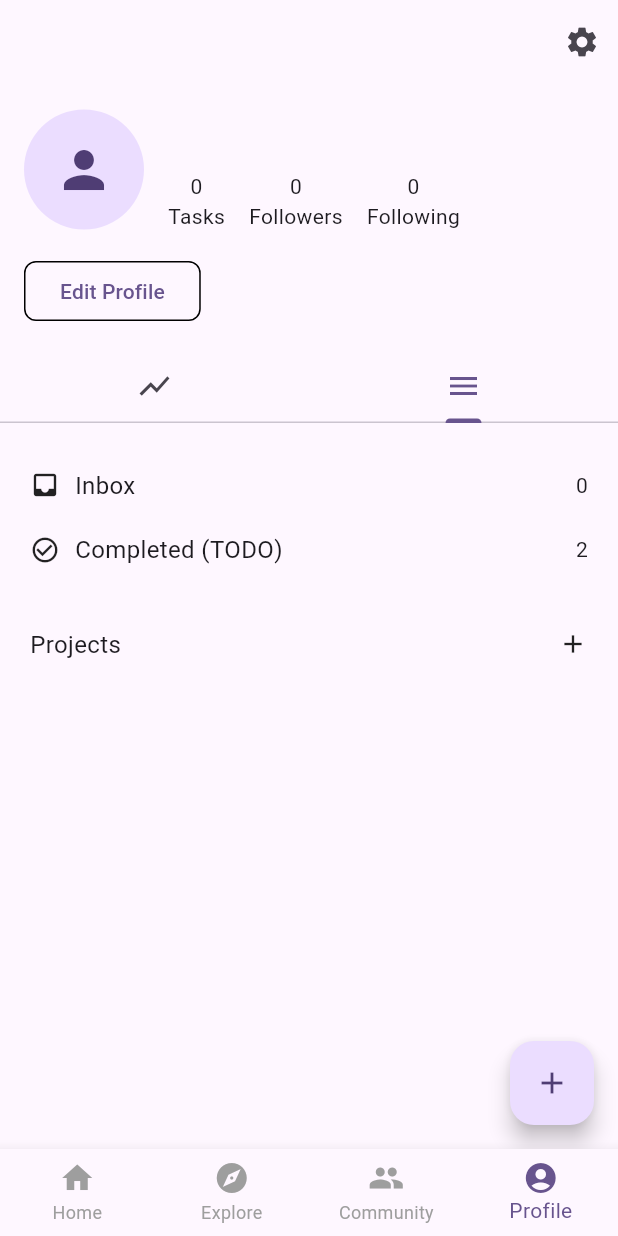
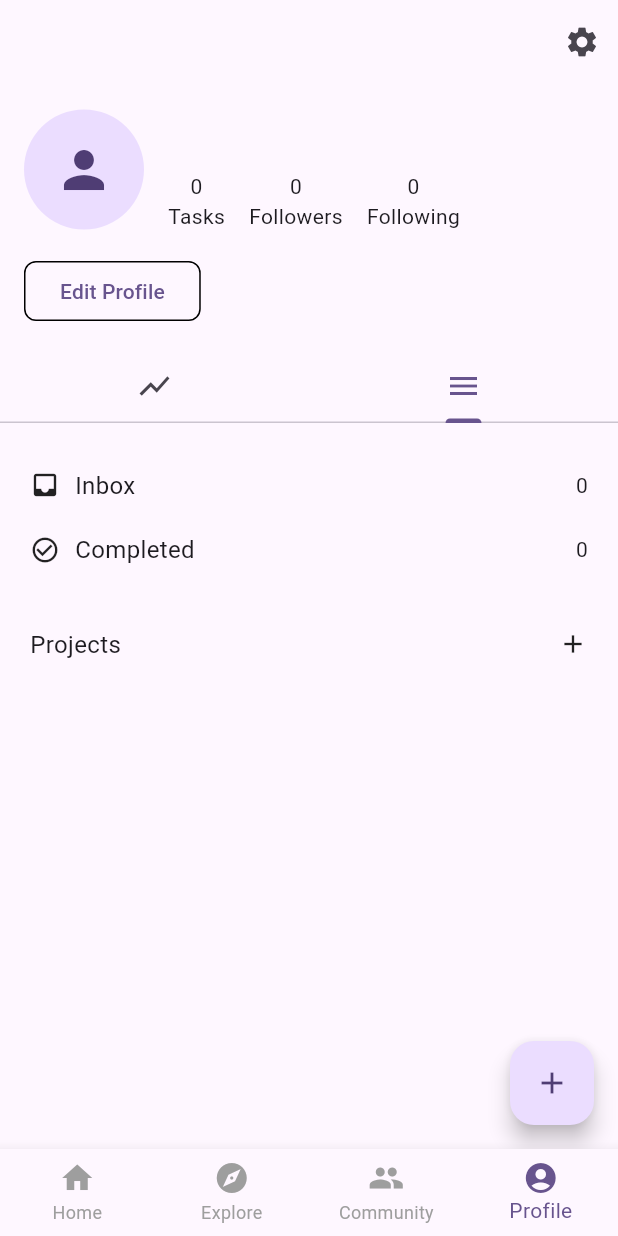
Before and after one commit to siuma1109/flutter_life_goal_management, a Flutter app: the ProfileScreen screen opened by its route, tab 2 chosen, on a phone screen of 412 x 824 dp. Run offline on Flutter 3.47's test engine with Material 3 defaults, Android fonts, the phone set to English and light mode, and no system bars; our stand-ins replace flutter_dotenv, go_router, shared_preferences; accounts and stored records are empty; network calls fail.

Commit message:
Add tasks count of type

```diff
--- a/lib/src/screens/profile_screen.dart
+++ b/lib/src/screens/profile_screen.dart
@@ -20,6 +20,8 @@ class ProfileScreen extends StatefulWidget {
 class _ProfileScreenState extends State<ProfileScreen>
     with WidgetsBindingObserver {
   int _taskCount = 0;
+  int _finishedTaskCount = 0;
+  int _pendingTaskCount = 0;
   int _inboxTaskCount = 0;
   StreamSubscription? _taskChangedSubscription;
   User? _user;
@@ -66,12 +68,14 @@ class _ProfileScreenState extends State<ProfileScreen>
     });
 
     try {
-      final taskCount = await TaskService().getTasksCount();
+      final getTasksCountResult = await TaskService().getTasksCount();
       final inboxTaskCount = await TaskService().getInboxTasksCount();
       if (mounted) {
         setState(() {
-          _taskCount = taskCount;
+          _taskCount = getTasksCountResult['tasks_count'] ?? 0;
           _inboxTaskCount = inboxTaskCount;
+          _finishedTaskCount = getTasksCountResult['finished_tasks_count'] ?? 0;
+          _pendingTaskCount = getTasksCountResult['pending_tasks_count'] ?? 0;
         });
       }
     } finally {
@@ -121,9 +125,14 @@ class _ProfileScreenState extends State<ProfileScreen>
             Expanded(
               child: TabBarView(
                 children: [
-                  DashboardWidget(),
+                  DashboardWidget(
+                    isLoadingTaskCount: _isLoadingTaskCount,
+                    finishedTaskCount: _finishedTaskCount,
+                    pendingTaskCount: _pendingTaskCount,
+                  ),
                   ProfileMenuWidget(
                     inboxTaskCount: _inboxTaskCount,
+                    finishedTaskCount: _finishedTaskCount,
                     user: _user!,
                   ),
                 ],
--- a/lib/src/services/task_service.dart
+++ b/lib/src/services/task_service.dart
@@ -62,12 +62,12 @@ class TaskService {
   }
 
   // Get All Tasks Count Without sub tasks
-  Future<int> getTasksCount() async {
+  Future<Map<String, dynamic>> getTasksCount() async {
     final result = await HttpService().get('tasks_count', queryParameters: {
       'type': 'all_without_sub_tasks',
     });
     print("result: ${result.body}");
-    return jsonDecode(result.body)['tasks_count'] ?? 0;
+    return jsonDecode(result.body);
   }
 
   // Get Inbox Tasks
--- a/lib/src/widgets/profile/ProfileMenuWidget.dart
+++ b/lib/src/widgets/profile/ProfileMenuWidget.dart
@@ -10,10 +10,12 @@ import 'package:flutter_life_goal_management/src/widgets/projects/AddProjectWidg
 
 class ProfileMenuWidget extends StatefulWidget {
   final int inboxTaskCount;
+  final int finishedTaskCount;
   final User? user;
   const ProfileMenuWidget({
     super.key,
     required this.inboxTaskCount,
+    required this.finishedTaskCount,
     required this.user,
   });
 
@@ -142,16 +144,17 @@ class _ProfileMenuWidgetState extends State<ProfileMenuWidget> {
               mainAxisAlignment: MainAxisAlignment.spaceBetween,
               children: [
                 Row(
-                  children: const [
+                  children: [
                     Icon(
                       Icons.check_circle_outline,
                       size: 20,
                     ),
                     SizedBox(width: 10),
-                    Text("Completed (TODO)", style: TextStyle(fontSize: 16)),
+                    Text("Completed", style: TextStyle(fontSize: 16)),
                   ],
                 ),
-                const Text("2", style: TextStyle(fontSize: 14)),
+                Text(widget.finishedTaskCount.toString(),
+                    style: const TextStyle(fontSize: 14)),
               ],
             ),
           ),
```
Also changed, not shown: lib/src/widgets/profile/dashboard_widget.dart (+11 -3 lines).
